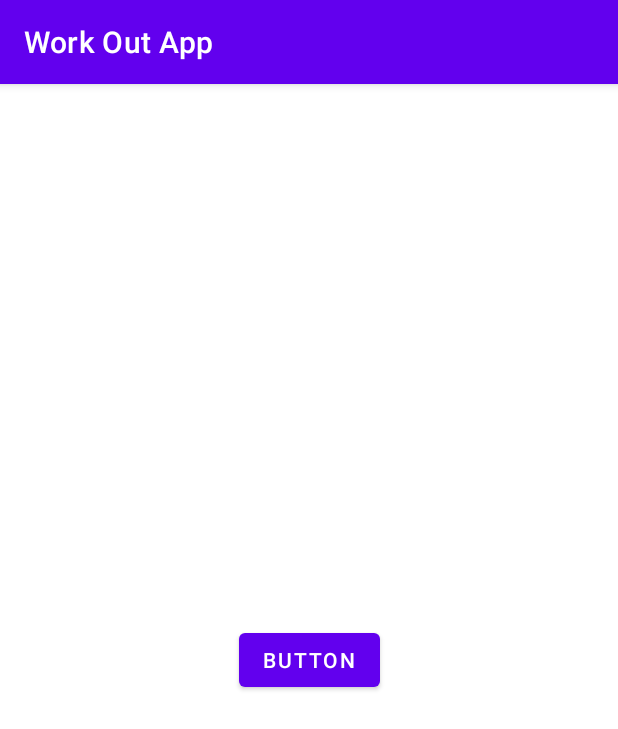
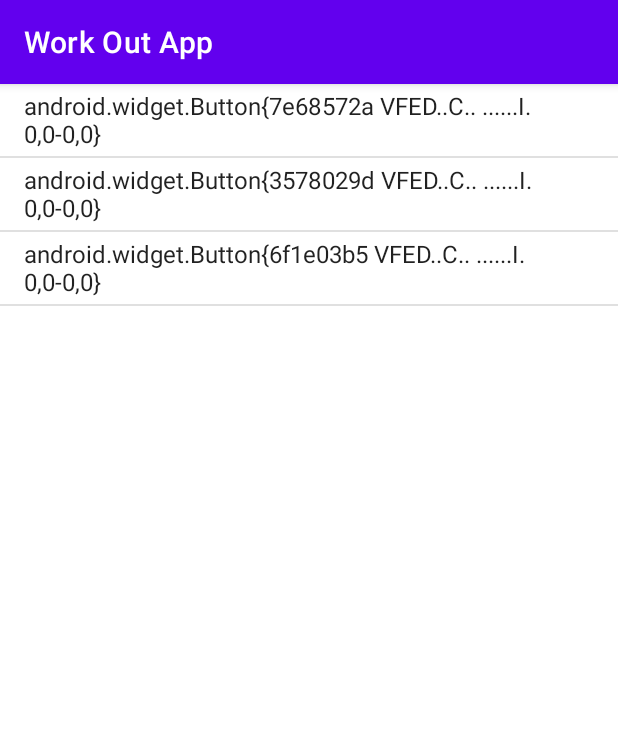
Before and after one commit to Li-Haowei/Workout_App, an Android app: the screen it shows after launch (MainActivity), on a phone screen of 412 x 824 dp. Shown: the top 729 px of the screen. Run offline under Robolectric (Android 15) with nearby library versions, the phone set to English and light mode, and no system bars; 1 statement that could not run was skipped.

Commit message:
get stuck at listview programmically for button creations

```diff
--- a/app/src/main/java/com/example/workoutapp/MainActivity.java
+++ b/app/src/main/java/com/example/workoutapp/MainActivity.java
@@ -3,32 +3,63 @@ package com.example.workoutapp;
 import androidx.annotation.RequiresApi;
 import androidx.appcompat.app.AppCompatActivity;
 
+import android.annotation.SuppressLint;
 import android.os.Build;
 import android.os.Bundle;
 import android.util.Log;
+import android.view.Gravity;
 import android.view.View;
+import android.view.ViewGroup;
+import android.widget.ArrayAdapter;
 import android.widget.Button;
+import android.widget.ListView;
+import android.widget.TableRow;
 
 import com.example.workoutapp.flashlight.*;
+
+import java.util.ArrayList;
 
 public class MainActivity extends AppCompatActivity {
     private flashlight fl;
     private accelerometer am;
-    private Button btnOF;
+    private Button btnEasy,btnMedian,btnHard;
+    private ListView optionList;
+    private ArrayList<Button> options = new ArrayList<Button>();
+    private ArrayAdapter<Button> adapter;
+    @RequiresApi(api = Build.VERSION_CODES.M)
     @Override
     protected void onCreate(Bundle savedInstanceState) {
         super.onCreate(savedInstanceState);
         setContentView(R.layout.activity_main);
         fl = new flashlight(this);
-        am = new accelerometer(this,fl); //This can test if motion detection connects with flashlight well
-        btnOF = (Button) findViewById(R.id.btnOnOff);
-        btnOF.setOnClickListener(new View.OnClickListener() {
-            @RequiresApi(api = Build.VERSION_CODES.M)
-            @Override
-            public void onClick(View view) {
-                //fl.blinkFlash(10);  //This enables a button for blinking 10 seconds
+        am = new accelerometer(this,fl);
 
-            }
+        btnEasy = new Button(MainActivity.this);
+        btnMedian = new Button(MainActivity.this);
+        btnHard = new Button(MainActivity.this);
+        btnEasy.setText("Easy");
+        btnEasy.setTag("btnEasy");
+        btnEasy.setTextSize(5);
+        btnEasy.setLayoutParams(new TableRow.LayoutParams(ViewGroup.LayoutParams.MATCH_PARENT, ViewGroup.LayoutParams.MATCH_PARENT, Gravity.CENTER_VERTICAL));
+        btnMedian.setText("Median");
+        btnMedian.setTag("btnMedian");
+        btnMedian.setTextSize(5);
+        btnMedian.setLayoutParams(new TableRow.LayoutParams(ViewGroup.LayoutParams.MATCH_PARENT, ViewGroup.LayoutParams.MATCH_PARENT, Gravity.CENTER_VERTICAL));
+        btnHard.setText("Hard");
+        btnHard.setTag("btnHard");
+        btnHard.setTextSize(5);
+        btnHard.setLayoutParams(new TableRow.LayoutParams(ViewGroup.LayoutParams.MATCH_PARENT, ViewGroup.LayoutParams.MATCH_PARENT, Gravity.CENTER_VERTICAL));
+
+
+        btnEasy.setOnClickListener(view -> {
+            fl.blinkFlash(1);
         });
+        options.add(btnEasy);
+        options.add(btnMedian);
+        options.add(btnHard);
+        optionList = findViewById(R.id.list);
+        adapter = new ArrayAdapter<Button>(this, android.R.layout.simple_list_item_1, options);
+        optionList.setAdapter(adapter);
     }
+
 }
--- a/app/src/main/res/layout/activity_main.xml
+++ b/app/src/main/res/layout/activity_main.xml
@@ -1,18 +1,13 @@
 <?xml version="1.0" encoding="utf-8"?>
-<androidx.constraintlayout.widget.ConstraintLayout xmlns:android="http://schemas.android.com/apk/res/android"
-    xmlns:app="http://schemas.android.com/apk/res-auto"
-    xmlns:tools="http://schemas.android.com/tools"
+<LinearLayout xmlns:android="http://schemas.android.com/apk/res/android"
     android:layout_width="match_parent"
     android:layout_height="match_parent"
-    tools:context=".MainActivity">
+    android:orientation="vertical">
+    <ListView
+        android:id="@+id/list"
+        android:layout_width="fill_parent"
+        android:layout_height="fill_parent"
+        android:drawSelectorOnTop="false"
+        android:dividerHeight="1dp" />
 
-    <Button
-        android:id="@+id/btnOnOff"
-        android:layout_width="wrap_content"
-        android:layout_height="wrap_content"
-        android:text="Button"
-        app:layout_constraintBottom_toBottomOf="parent"
-        app:layout_constraintEnd_toEndOf="parent"
-        app:layout_constraintStart_toStartOf="parent"
-        app:layout_constraintTop_toTopOf="parent" />
-</androidx.constraintlayout.widget.ConstraintLayout>
+</LinearLayout>
```
